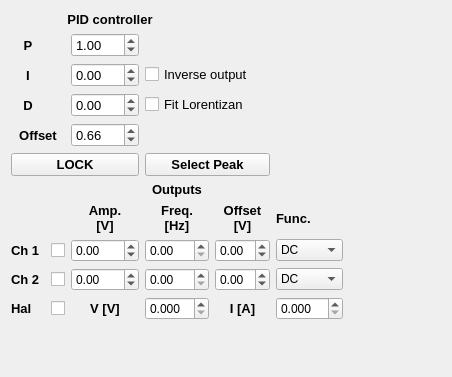
Above: widgets/scopeWidget/outputsControl.ui from BarakDayanLab/GUI-Experiment before the change. Below: the same form after it.
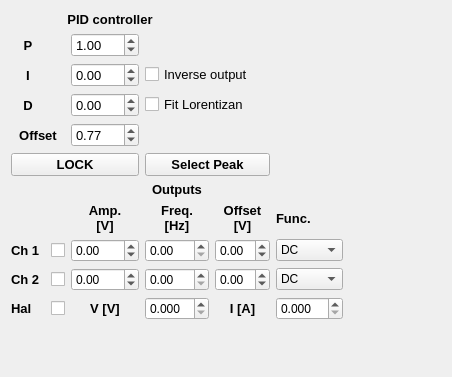
That is the form after the change.

```diff
--- a/widgets/scopeWidget/outputsControl.ui
+++ b/widgets/scopeWidget/outputsControl.ui
@@ -547,7 +547,7 @@
        <double>0.010000000000000</double>
       </property>
       <property name="value">
-       <double>0.660000000000000</double>
+       <double>0.770000000000000</double>
       </property>
      </widget>
     </item>
```
Left out of the diff: 4 changed lines with no effect on the pictures.
